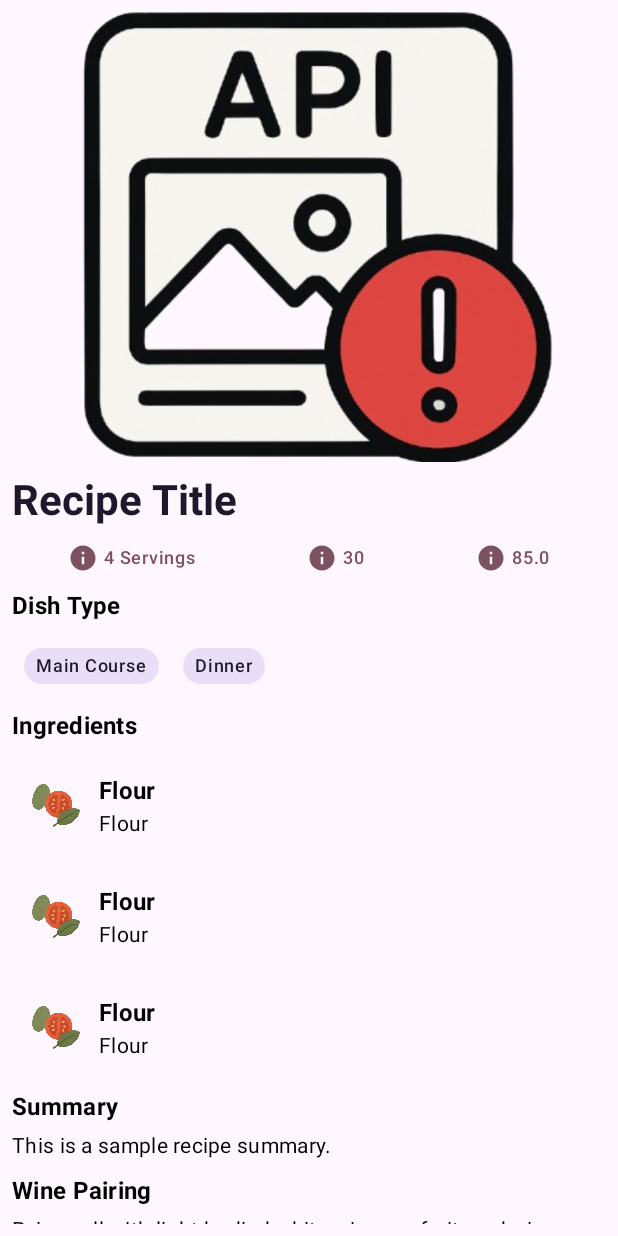
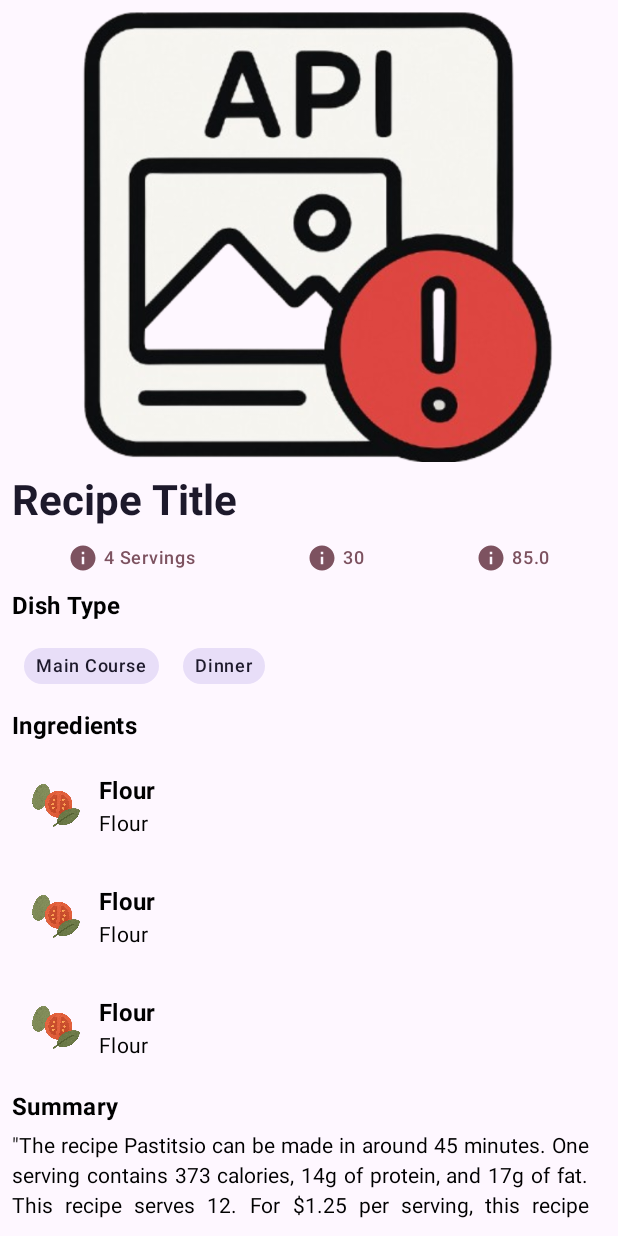
Before and after one commit to iamShekharGH/Eat-Well-Live-Wel, an Android app built with Jetpack Compose: the @Preview function PreviewRecipeDetailScreen, on a phone screen of 412 x 824 dp. Run offline under Robolectric (Android 15) with nearby library versions, the phone set to English and light mode, and no system bars; pictures from the network do not load.

Commit message:
Refactor: Update recipe summary display and search functionality
- **RecipeDetailScreen:**
    - Modified to parse and display HTML content in the recipe summary using `Html.fromHtml()`.
    - Updated preview data for `summary` to include HTML tags for better testing.

- **RoomDbRepository:**
    - Added `searchRecipes(query: String): Flow<List<Recipe>>` to the interface.

- **HomeScreenViewModel:**
    - Refined search text filtering to ensure `text` is not empty before triggering a search, in addition to existing blank and length checks.

- **RoomDbRepositoryImpl:**
    - Implemented `searchRecipes` to use `recipeDao.searchRecipesFlow` and map results to UI models.
    - Corrected logic in `saveRecipeDetails` to upsert details even if not all recipes have corresponding details, as long as `entities` list is not empty.

- **RecipeDao:**
    - Removed redundant Javadoc comments from query methods as the method names and annotations are self-explanatory.

```diff
--- a/data/src/main/java/com/shekharhandigol/RoomDbRepositoryImpl.kt
+++ b/data/src/main/java/com/shekharhandigol/RoomDbRepositoryImpl.kt
@@ -65,6 +65,10 @@ class RoomDbRepositoryImpl @Inject constructor(
         recipeDao.updateRecipe(recipe.toRecipeEntity())
     }
 
+    override suspend fun searchRecipes(query: String): Flow<List<Recipe>> {
+        return recipeDao.searchRecipesFlow(query).map { it.map { it.toRecipeUiModel() } }
+    }
+
     override suspend fun getRandomRecipe(): Recipe? {
         return recipeDao.getRandomRecipe()?.toRecipeUiModel()
     }
@@ -90,7 +94,7 @@ class RoomDbRepositoryImpl @Inject constructor(
                 null
             }
         }
-        if (entities.isNotEmpty() && entities.size == recipeDetailsList.size) {
+        if (entities.isNotEmpty()) {
             recipeDetailsDao.upsertRecipeDetails(entities)
         }
     }
--- a/domain/src/main/java/com/shekharhandigol/repository/RoomDbRepository.kt
+++ b/domain/src/main/java/com/shekharhandigol/repository/RoomDbRepository.kt
@@ -22,6 +22,7 @@ interface RoomDbRepository {
     suspend fun deleteRecipe(recipe: Recipe)
     suspend fun deleteRecipe(id: Int)
     suspend fun updateRecipe(recipe: Recipe)
+    suspend fun searchRecipes(query: String): Flow<List<Recipe>>
     suspend fun getRandomRecipe(): Recipe?
     suspend fun updateFavourite(id: Int, favourite: Boolean)
     suspend fun getFavouriteRecipes(): List<Recipe>
--- a/features/src/main/java/com/shekharhandigol/features/detailScreen/RecipeDetailScreen.kt
+++ b/features/src/main/java/com/shekharhandigol/features/detailScreen/RecipeDetailScreen.kt
@@ -1,5 +1,6 @@
 package com.shekharhandigol.features.detailScreen
 
+import android.text.Html
 import androidx.compose.foundation.background
 import androidx.compose.foundation.layout.Arrangement
 import androidx.compose.foundation.layout.Row
@@ -144,7 +145,7 @@ fun RecipeDetailScreen(details: RecipeDetails) {
             )
             Spacer(modifier = Modifier.height(4.dp))
             Text(
-                text = details.summary,
+                text = Html.fromHtml(details.summary, Html.FROM_HTML_MODE_LEGACY).toString(),
                 style = MaterialTheme.typography.bodyMedium,
                 textAlign = TextAlign.Justify
             )
@@ -211,7 +212,7 @@ fun PreviewRecipeDetailScreen() {
             id = 1,
             title = "Recipe Title",
             imageUrl = "https://example.com/recipe_image.jpg",
-            summary = "This is a sample recipe summary.",
+            summary = "\"The recipe Pastitsio can be made <b>in around 45 minutes</b>. One serving contains <b>373 calories</b>, <b>14g of protein</b>, and <b>17g of fat</b>. This recipe serves 12. For <b>\$1.25 per serving</b>, this recipe <b>covers 15%</b> of your daily requirements of vitamins and minerals. 1 person were impressed by this recipe. Only a few people really liked this main course. A mixture of feta cheese, ziti, milk, and a handful of other ingredients are all it takes to make this recipe so flavorful. It is a good option if you're following a <b>lacto ovo vegetarian</b> diet. It is brought to you by Foodista. Taking all factors into account, this recipe <b>earns a spoonacular score of 43%</b>, which is good. If you like this recipe, you might also like recipes such as <a href=\\\"https://spoonacular.com/recipes/pastitsio-176620\\\">Pastitsio</a>, <a href=\\\"https://spoonacular.com/recipes/pastitsio-622149\\\">Pastitsio</a>, and <a href=\\\"https://spoonacular.com/recipes/pastitsio-261124\\\">Pastitsio</a>.",
             instructions = "Sample instructions go here.",
             servings = 4,
             readyInMinutes = 30,
--- a/features/src/main/java/com/shekharhandigol/features/homeScreen/HomeScreenViewModel.kt
+++ b/features/src/main/java/com/shekharhandigol/features/homeScreen/HomeScreenViewModel.kt
@@ -46,7 +46,7 @@ class HomeScreenViewModel @Inject constructor(
 
         viewModelScope.launch {
             searchText.debounce(500L)
-                .filter { text.isNotBlank() && text.length >= 3 }
+                .filter { text.isNotBlank() && text.isNotEmpty() && text.length >= 3 }
                 .collectLatest { text ->
                     _state.value = HomeScreenUiStates.LoadingScreen
                     getSearchRecipeResult(text)
```
Also changed, not shown: storage/src/main/java/com/shekharhandigol/db/RecipeDao.kt (+23 -102 lines).
